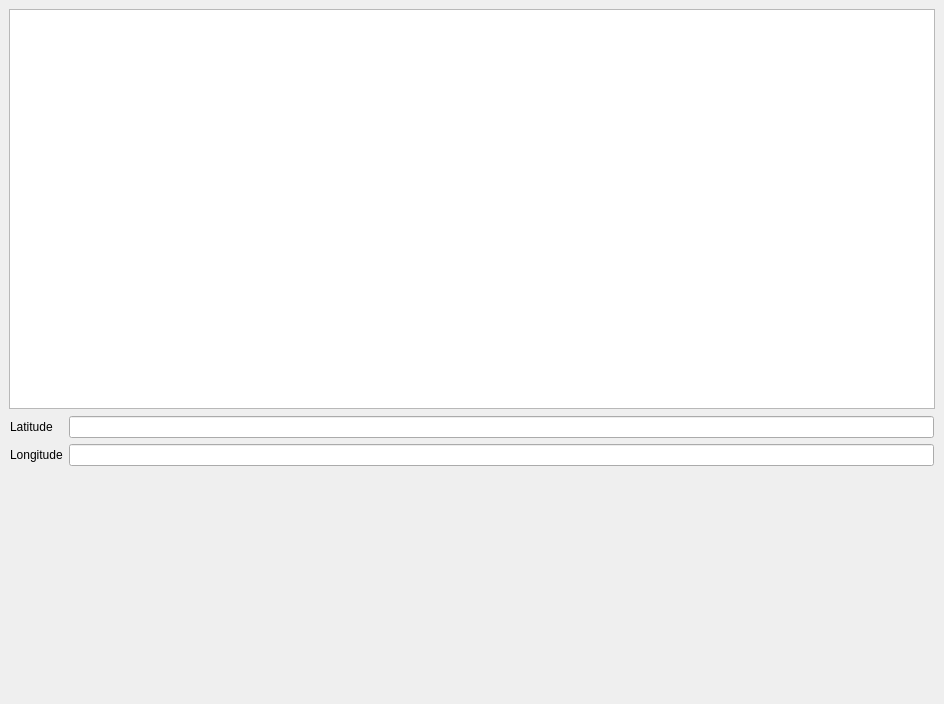
Old version of the form Workspace/src/roverGUI/ui/main_window.ui in the repository uwrobotics/MarsRover2019.
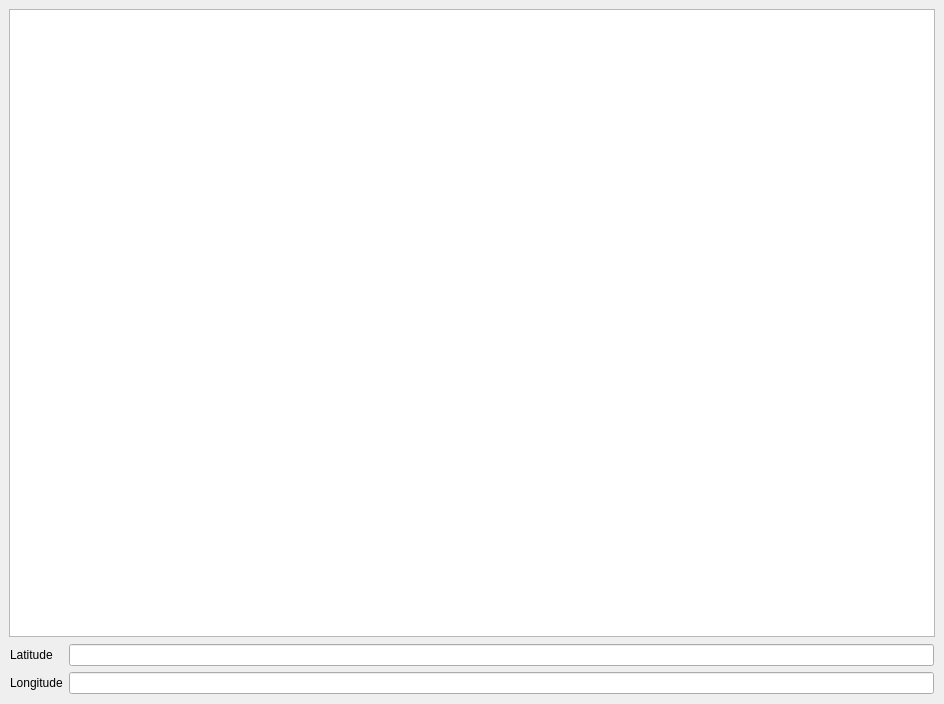
New version of the form. Icons and pictures are not drawn.

Commit message: added graphics view scaling and scaling of position marker size based on window size

The edit to the form file:
```diff
--- a/Workspace/src/roverGUI/ui/main_window.ui
+++ b/Workspace/src/roverGUI/ui/main_window.ui
@@ -27,7 +27,7 @@
       <property name="maximumSize">
        <size>
         <width>16777215</width>
-        <height>400</height>
+        <height>1600</height>
        </size>
       </property>
       <property name="cursor" stdset="0">
```
Left out of the diff: 1 changed line with no effect on the pictures. The commit also changes 4 other files.
